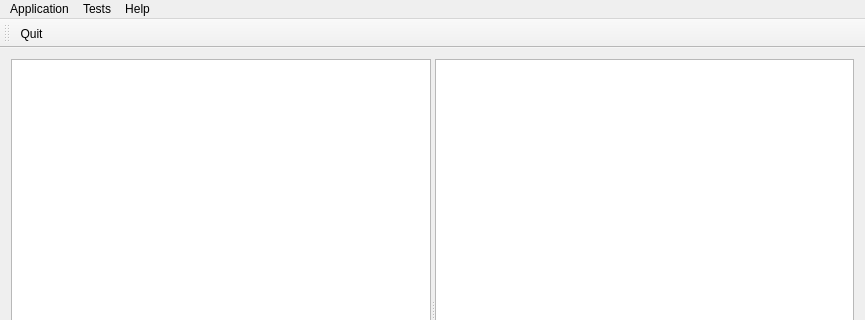
Before: the Qt Designer form ui/TestExecutor.ui in dshadrin/TestExecutor, drawn with Qt 5; both pictures show x 0 to 865 and y 0 to 320 of the 865 by 604 pixel window.
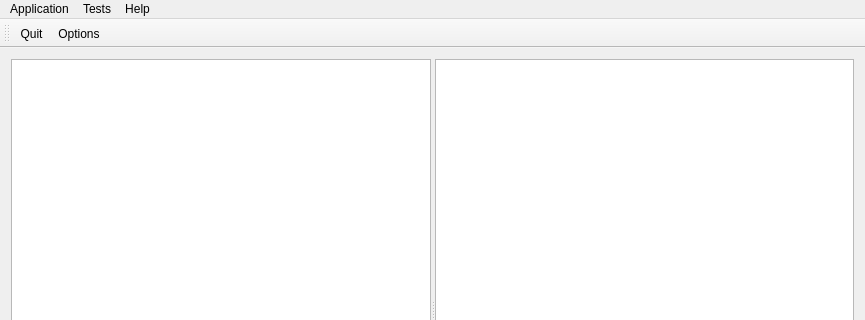
After: the same form once the commit is applied. Icons and pictures are not drawn.

What changed in the file:
```diff
--- a/ui/TestExecutor.ui
+++ b/ui/TestExecutor.ui
@@ -137,6 +137,7 @@
     <bool>false</bool>
    </attribute>
    <addaction name="actionQuit"/>
+   <addaction name="actionOptions"/>
   </widget>
   <widget class="QStatusBar" name="statusBar"/>
   <action name="actionRefresh">
```
Left out of the diff: 8 changed lines with no effect on the pictures.
